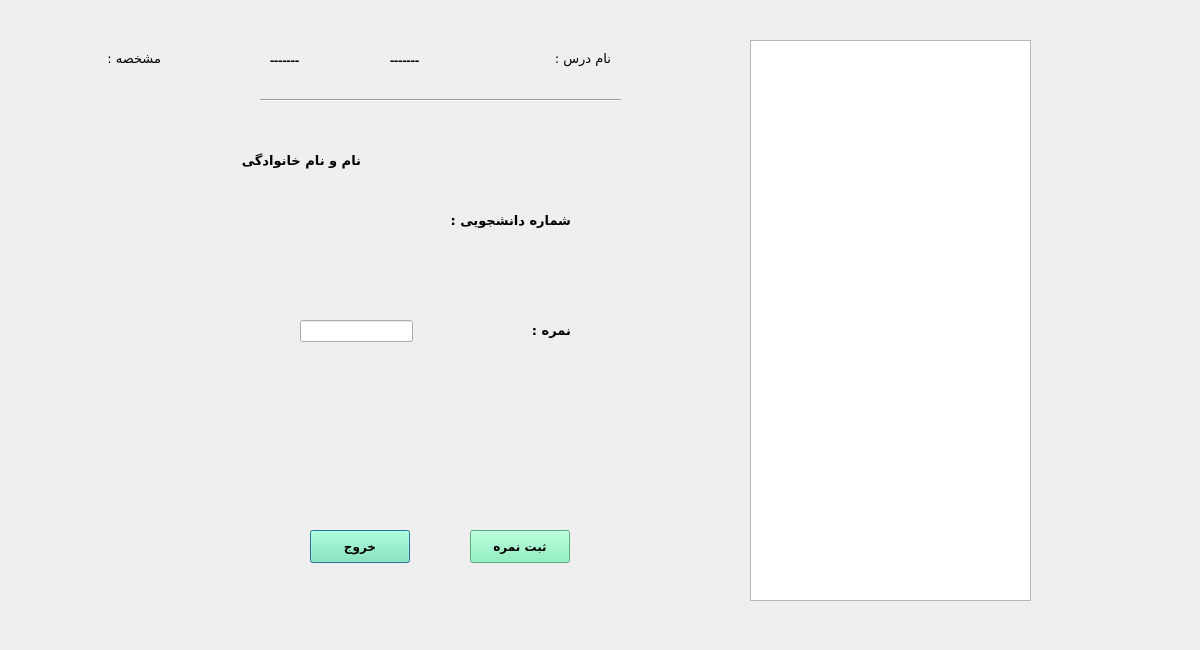
The window that showclassmembers.ui (AliRn76/Student-Portal) describes before a commit, drawn with Qt 5.
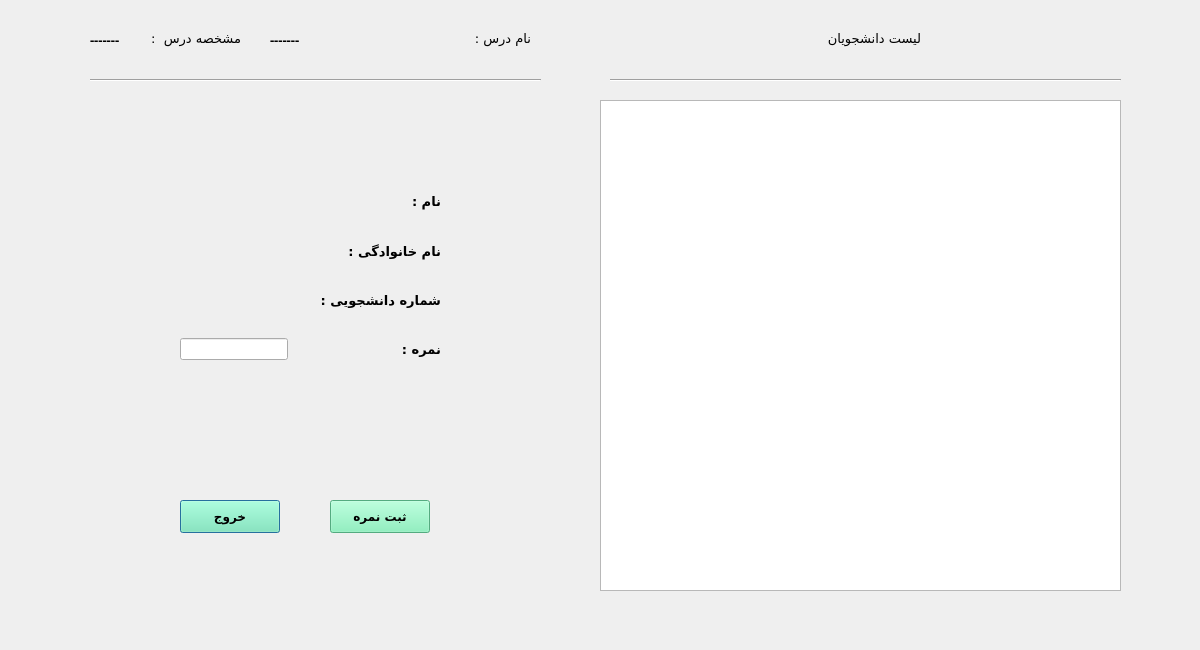
The same window after the commit.

Diff of the .ui file:
```diff
--- a/showclassmembers.ui
+++ b/showclassmembers.ui
@@ -16,8 +16,8 @@
   <widget class="QLabel" name="label_3">
    <property name="geometry">
     <rect>
-     <x>530</x>
-     <y>40</y>
+     <x>450</x>
+     <y>20</y>
      <width>81</width>
      <height>36</height>
     </rect>
@@ -32,56 +32,11 @@
     <string>نام درس :</string>
    </property>
   </widget>
-  <widget class="QLabel" name="label_fullName">
-   <property name="geometry">
-    <rect>
-     <x>290</x>
-     <y>150</y>
-     <width>121</width>
-     <height>20</height>
-    </rect>
-   </property>
-   <property name="font">
-    <font>
-     <family>B Koodak</family>
-     <pointsize>10</pointsize>
-     <weight>75</weight>
-     <bold>true</bold>
-    </font>
-   </property>
-   <property name="text">
-    <string/>
-   </property>
-  </widget>
-  <widget class="QLabel" name="label">
-   <property name="geometry">
-    <rect>
-
-     <x>240</x>
-
-     <y>150</y>
-     <width>121</width>
-     <height>20</height>
-    </rect>
-   </property>
-   <property name="font">
-    <font>
-     <family>B Koodak</family>
-     <pointsize>10</pointsize>
-     <weight>75</weight>
-     <bold>true</bold>
-    </font>
-   </property>
-   <property name="text">
-    <string>نام و نام خانوادگی :</string>
-   </property>
-  </widget>
-
   <widget class="QLabel" name="label_lessonCode">
    <property name="geometry">
     <rect>
-     <x>270</x>
-     <y>50</y>
+     <x>90</x>
+     <y>30</y>
      <width>31</width>
      <height>20</height>
     </rect>
@@ -102,9 +57,9 @@
   <widget class="QLabel" name="label_lessonName">
    <property name="geometry">
     <rect>
-     <x>390</x>
-     <y>50</y>
-     <width>141</width>
+     <x>270</x>
+     <y>30</y>
+     <width>181</width>
      <height>20</height>
     </rect>
    </property>
@@ -124,11 +79,9 @@
   <widget class="QLabel" name="label_4">
    <property name="geometry">
     <rect>
-
-     <x>80</x>
-
-     <y>40</y>
-     <width>81</width>
+     <x>140</x>
+     <y>20</y>
+     <width>101</width>
      <height>36</height>
     </rect>
    </property>
@@ -139,16 +92,16 @@
     </font>
    </property>
    <property name="text">
-    <string>مشخصه :</string>
+    <string>مشخصه درس  :</string>
    </property>
   </widget>
 
   <widget class="Line" name="line">
    <property name="geometry">
     <rect>
-     <x>260</x>
-     <y>90</y>
-     <width>361</width>
+     <x>90</x>
+     <y>70</y>
+     <width>451</width>
      <height>20</height>
     </rect>
    </property>
@@ -159,8 +112,8 @@
   <widget class="QPushButton" name="pushButton_exit">
    <property name="geometry">
     <rect>
-     <x>310</x>
-     <y>530</y>
+     <x>180</x>
+     <y>500</y>
      <width>100</width>
      <height>33</height>
     </rect>
@@ -189,8 +142,8 @@
   <widget class="QPushButton" name="pushButton_SetScore">
    <property name="geometry">
     <rect>
-     <x>470</x>
-     <y>530</y>
+     <x>330</x>
+     <y>500</y>
      <width>100</width>
      <height>33</height>
     </rect>
@@ -219,89 +172,205 @@
   <widget class="QTableView" name="tableView_Student">
    <property name="geometry">
     <rect>
-     <x>750</x>
-     <y>40</y>
-     <width>281</width>
-     <height>561</height>
+     <x>600</x>
+     <y>100</y>
+     <width>521</width>
+     <height>491</height>
     </rect>
    </property>
    <property name="layoutDirection">
     <enum>Qt::RightToLeft</enum>
    </property>
-  </widget>
-  <widget class="QLabel" name="label_stuCode">
-   <property name="geometry">
-    <rect>
-     <x>350</x>
-     <y>210</y>
-     <width>61</width>
-     <height>20</height>
-    </rect>
+   <property name="selectionMode">
+    <enum>QAbstractItemView::SingleSelection</enum>
    </property>
-   <property name="font">
-    <font>
-     <family>B Koodak</family>
-     <pointsize>10</pointsize>
-     <weight>75</weight>
-     <bold>true</bold>
-    </font>
+   <property name="selectionBehavior">
+    <enum>QAbstractItemView::SelectRows</enum>
    </property>
-   <property name="text">
-
-    <string/>
-   </property>
   </widget>
-  <widget class="QLabel" name="label_2">
+  <widget class="Line" name="line_2">
    <property name="geometry">
     <rect>
-     <x>450</x>
-     <y>210</y>
-     <width>121</width>
+     <x>610</x>
+     <y>70</y>
+     <width>511</width>
      <height>20</height>
     </rect>
    </property>
-   <property name="font">
-    <font>
-     <family>B Koodak</family>
-     <pointsize>10</pointsize>
-     <weight>75</weight>
-     <bold>true</bold>
-    </font>
+   <property name="orientation">
+    <enum>Qt::Horizontal</enum>
    </property>
-   <property name="text">
-    <string>شماره دانشجویی :</string>
-   </property>
   </widget>
-  <widget class="QLabel" name="label_Score">
+  <widget class="QLabel" name="label_6">
    <property name="geometry">
     <rect>
-     <x>450</x>
-     <y>320</y>
-     <width>121</width>
-     <height>20</height>
+     <x>690</x>
+     <y>20</y>
+     <width>231</width>
+     <height>36</height>
     </rect>
    </property>
    <property name="font">
     <font>
-     <family>B Koodak</family>
+     <family>B Titr</family>
      <pointsize>10</pointsize>
-     <weight>75</weight>
-     <bold>true</bold>
     </font>
    </property>
    <property name="text">
-    <string>نمره :</string>
+    <string>لیست دانشجویان</string>
    </property>
   </widget>
-  <widget class="QLineEdit" name="lineEdit_score">
+  <widget class="QWidget" name="">
    <property name="geometry">
     <rect>
-     <x>300</x>
-     <y>320</y>
-     <width>113</width>
-     <height>22</height>
+     <x>180</x>
+     <y>180</y>
+     <width>261</width>
+     <height>191</height>
     </rect>
    </property>
+   <layout class="QVBoxLayout" name="verticalLayout">
+    <item>
+     <layout class="QHBoxLayout" name="horizontalLayout">
+      <item>
+       <widget class="QLabel" name="label_firstName">
+        <property name="font">
+         <font>
+          <family>B Koodak</family>
+          <pointsize>10</pointsize>
+          <weight>75</weight>
+          <bold>true</bold>
+         </font>
+        </property>
+        <property name="text">
+         <string/>
+        </property>
+       </widget>
+      </item>
+      <item>
+       <widget class="QLabel" name="label">
+        <property name="font">
+         <font>
+          <family>B Koodak</family>
+          <pointsize>10</pointsize>
+          <weight>75</weight>
+          <bold>true</bold>
+         </font>
+        </property>
+        <property name="text">
+         <string>نام :</string>
+        </property>
+       </widget>
+      </item>
+     </layout>
+    </item>
+    <item>
+     <layout class="QHBoxLayout" name="horizontalLayout_2">
+      <item>
+       <widget class="QLabel" name="label_lastName">
+        <property name="font">
+         <font>
+          <family>B Koodak</family>
+          <pointsize>10</pointsize>
+          <weight>75</weight>
+          <bold>true</bold>
+         </font>
+        </property>
+        <property name="text">
+         <string/>
+        </property>
+       </widget>
+      </item>
+      <item>
+       <widget class="QLabel" name="label_5">
+        <property name="font">
+         <font>
+          <family>B Koodak</family>
+          <pointsize>10</pointsize>
+          <weight>75</weight>
+          <bold>true</bold>
+         </font>
+        </property>
+        <property name="text">
+         <string>نام خانوادگی :</string>
+        </property>
+       </widget>
+      </item>
+     </layout>
+    </item>
+    <item>
+     <layout class="QHBoxLayout" name="horizontalLayout_3">
+      <item>
+       <widget class="QLabel" name="label_stuCode">
+        <property name="font">
+         <font>
+          <family>B Koodak</family>
+          <pointsize>10</pointsize>
+          <weight>75</weight>
+          <bold>true</bold>
+         </font>
+        </property>
+        <property name="layoutDirection">
+         <enum>Qt::RightToLeft</enum>
+        </property>
+        <property name="text">
+         <string/>
+        </property>
+       </widget>
+      </item>
+      <item>
+       <widget class="QLabel" name="label_2">
+        <property name="font">
+         <font>
+          <family>B Koodak</family>
+          <pointsize>10</pointsize>
+          <weight>75</weight>
+          <bold>true</bold>
+         </font>
+        </property>
+        <property name="text">
+         <string>شماره دانشجویی :</string>
+        </property>
+       </widget>
+      </item>
+     </layout>
+    </item>
+    <item>
+     <layout class="QHBoxLayout" name="horizontalLayout_4">
+      <item>
+       <widget class="QLineEdit" name="lineEdit_score"/>
+      </item>
+      <item>
+       <spacer name="horizontalSpacer">
+        <property name="orientation">
+         <enum>Qt::Horizontal</enum>
+        </property>
+        <property name="sizeHint" stdset="0">
+         <size>
+          <width>40</width>
+          <height>20</height>
+         </size>
+        </property>
+       </spacer>
+      </item>
+      <item>
+       <widget class="QLabel" name="label_Score">
+        <property name="font">
+         <font>
+          <family>B Koodak</family>
+          <pointsize>10</pointsize>
+          <weight>75</weight>
+          <bold>true</bold>
+         </font>
+        </property>
+        <property name="text">
+         <string>نمره :</string>
+        </property>
+       </widget>
+      </item>
+     </layout>
+    </item>
+   </layout>
   </widget>
  </widget>
  <resources/>
```
Left out of the diff: 3 changed lines with no effect on the pictures.
